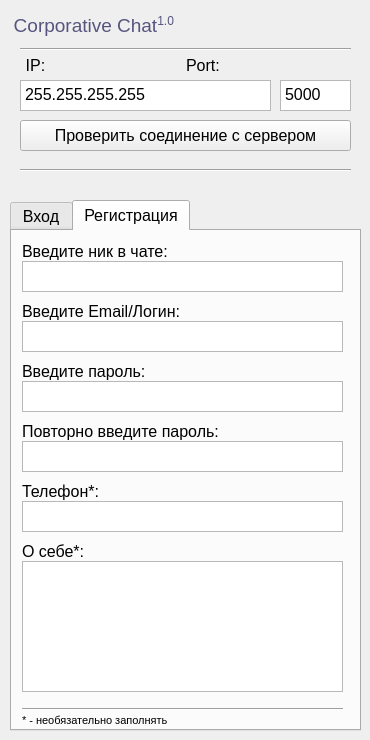
Before: the Qt Designer form client/gui_client/gui_authentification.ui in AloevArun/BorodaChat, drawn with Qt 5.
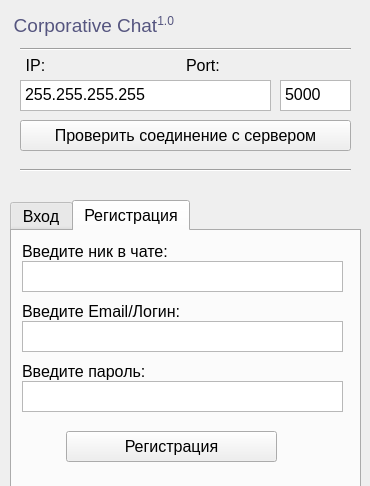
After: the same form once the commit is applied.

```diff
--- a/client/gui_client/gui_authentification.ui
+++ b/client/gui_client/gui_authentification.ui
@@ -10,7 +10,7 @@
     <x>0</x>
     <y>0</y>
     <width>370</width>
-    <height>740</height>
+    <height>486</height>
    </rect>
   </property>
   <property name="sizePolicy">
@@ -228,119 +228,17 @@
        <enum>Qt::ScrollBarAlwaysOff</enum>
       </property>
      </widget>
-     <widget class="QLabel" name="label_9">
+     <widget class="QPushButton" name="RegistButton">
       <property name="geometry">
        <rect>
-        <x>10</x>
-        <y>190</y>
-        <width>321</width>
-        <height>21</height>
-       </rect>
-      </property>
-      <property name="text">
-       <string>Повторно введите пароль:</string>
-      </property>
-     </widget>
-     <widget class="QPlainTextEdit" name="RegistPasswordDoubleTextEdit">
-      <property name="geometry">
-       <rect>
-        <x>10</x>
-        <y>210</y>
-        <width>321</width>
+        <x>54</x>
+        <y>200</y>
+        <width>211</width>
         <height>31</height>
        </rect>
       </property>
-      <property name="verticalScrollBarPolicy">
-       <enum>Qt::ScrollBarAlwaysOff</enum>
-      </property>
-      <property name="horizontalScrollBarPolicy">
-       <enum>Qt::ScrollBarAlwaysOff</enum>
-      </property>
-     </widget>
-     <widget class="QLabel" name="label_10">
-      <property name="geometry">
-       <rect>
-        <x>10</x>
-        <y>250</y>
-        <width>321</width>
-        <height>21</height>
-       </rect>
-      </property>
       <property name="text">
-       <string>Телефон*:</string>
-      </property>
-     </widget>
-     <widget class="QPlainTextEdit" name="PhoneTextEdit">
-      <property name="geometry">
-       <rect>
-        <x>10</x>
-        <y>270</y>
-        <width>321</width>
-        <height>31</height>
-       </rect>
-      </property>
-      <property name="verticalScrollBarPolicy">
-       <enum>Qt::ScrollBarAlwaysOff</enum>
-      </property>
-      <property name="horizontalScrollBarPolicy">
-       <enum>Qt::ScrollBarAlwaysOff</enum>
-      </property>
-     </widget>
-     <widget class="QLabel" name="label_11">
-      <property name="geometry">
-       <rect>
-        <x>10</x>
-        <y>310</y>
-        <width>321</width>
-        <height>21</height>
-       </rect>
-      </property>
-      <property name="text">
-       <string>О себе*:</string>
-      </property>
-     </widget>
-     <widget class="QPlainTextEdit" name="AboutTextEdit">
-      <property name="geometry">
-       <rect>
-        <x>10</x>
-        <y>330</y>
-        <width>321</width>
-        <height>131</height>
-       </rect>
-      </property>
-      <property name="horizontalScrollBarPolicy">
-       <enum>Qt::ScrollBarAlwaysOff</enum>
-      </property>
-     </widget>
-     <widget class="Line" name="line_3">
-      <property name="geometry">
-       <rect>
-        <x>10</x>
-        <y>470</y>
-        <width>321</width>
-        <height>16</height>
-       </rect>
-      </property>
-      <property name="orientation">
-       <enum>Qt::Horizontal</enum>
-      </property>
-     </widget>
-     <widget class="QLabel" name="label_12">
-      <property name="geometry">
-       <rect>
-        <x>10</x>
-        <y>479</y>
-        <width>321</width>
-        <height>21</height>
-       </rect>
-      </property>
-      <property name="font">
-       <font>
-        <pointsize>8</pointsize>
-       </font>
-      </property>
-      <property name="text">
-       <string>* - необязательно заполнять</string>
+       <string>Регистрация</string>
       </property>
      </widget>
     </widget>
```
